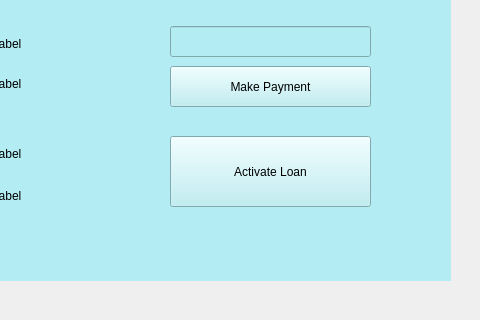
Before: the Qt Designer form mainwindow.ui in NandhiniRam2005/CS3505-Group-Assignment9-LifeInvestor, drawn with Qt 5; both pictures show x 320 to 800 and y 210 to 530 of the 800 by 530 pixel window.
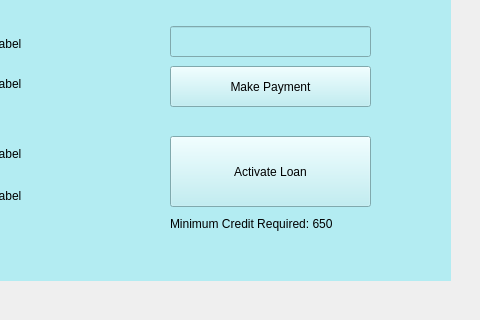
After: the same form once the commit is applied. The open tabs and pages were chosen to show the change. Icons and pictures are not drawn.

Commit message: added min loan credit req

The edit to the form file:
```diff
--- a/mainwindow.ui
+++ b/mainwindow.ui
@@ -4180,8 +4180,8 @@
         <rect>
          <x>0</x>
          <y>0</y>
-         <width>100</width>
-         <height>30</height>
+         <width>741</width>
+         <height>303</height>
         </rect>
        </property>
        <attribute name="label">
@@ -4294,6 +4294,19 @@
          <bool>true</bool>
         </property>
        </widget>
+       <widget class="QLabel" name="minCreditToTakeLoan">
+        <property name="geometry">
+         <rect>
+          <x>460</x>
+          <y>250</y>
+          <width>211</width>
+          <height>16</height>
+         </rect>
+        </property>
+        <property name="text">
+         <string>Minimum Credit Required: 650</string>
+        </property>
+       </widget>
       </widget>
      </widget>
     </widget>
```
Left out of the diff: 6 changed lines with no effect on the pictures. The commit also changes 1 other file.
